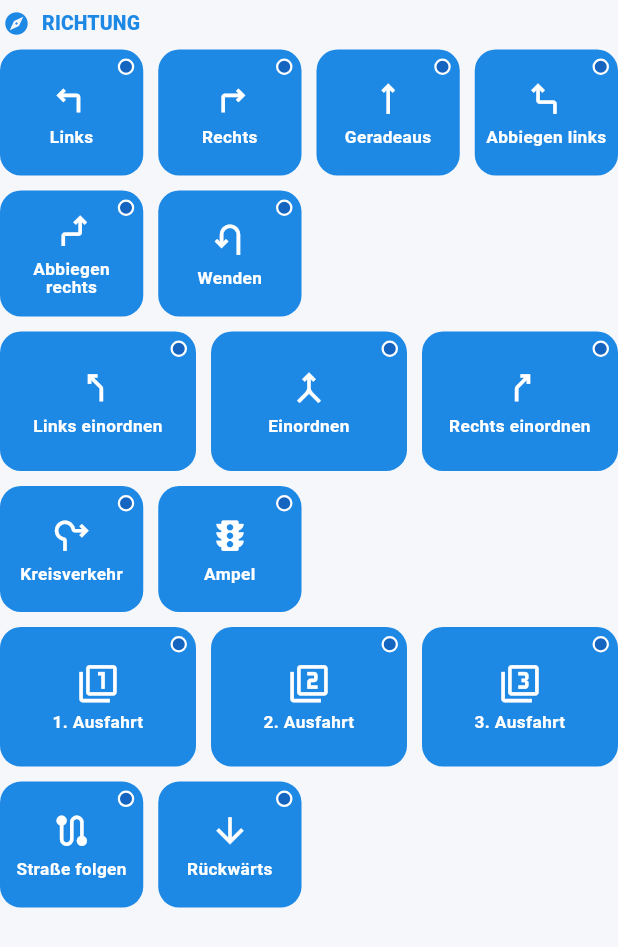
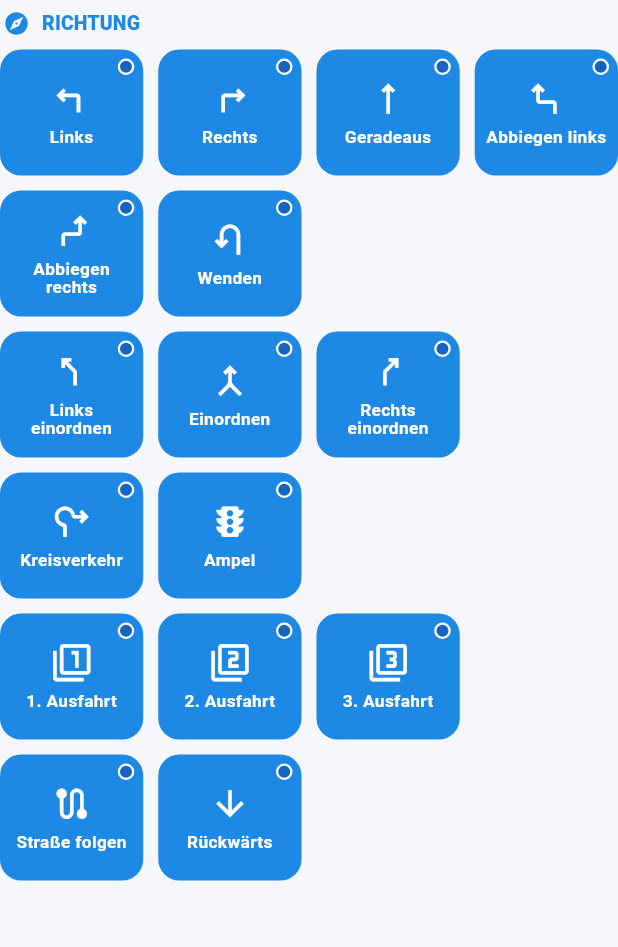
Before and after one commit to nineh90/fahrsignal, a Flutter app: the _CategorySection widget shown alone on an empty page, opened directly with empty values, on a phone screen of 412 x 824 dp. Shown: the top 947 px of the screen. Run offline on Flutter 3.47's test engine with Material 3 defaults, Android fonts, the phone set to English and light mode, and no system bars; our stand-ins replace flutter_riverpod, supabase_flutter, wakelock_plus; missing offline and left inert: dart:js_interop; accounts and stored records are empty; network calls fail.

Commit message:
Kachelgroesse angepasst

```diff
--- a/lib/ui/sender_grid.dart
+++ b/lib/ui/sender_grid.dart
@@ -1,3 +1,5 @@
+import 'dart:math' as math;
+
 import 'package:flutter/material.dart';
 import 'package:flutter_riverpod/flutter_riverpod.dart';
 import '../domain/command_catalog.dart';
@@ -254,6 +256,21 @@ class _RainbowStrip extends StatelessWidget implements PreferredSizeWidget {
   }
 }
 
+/// Kachelmaße – gelten für **jede** Kachel, egal ob im freien Raster oder in
+/// einer Gruppenzeile. Die Breite ist eine Obergrenze: das Raster füllt die
+/// Zeile, indem es die Kacheln bis auf diesen Wert wachsen lässt.
+const double _kTileMaxWidth = 118;
+const double _kTileHeight = 84;
+const double _kTileGap = 10;
+
+/// Spaltenzahl und daraus die Kachelbreite – dieselbe Rechnung wie in
+/// `SliverGridDelegateWithMaxCrossAxisExtent`, nur selbst gemacht, damit
+/// Gruppenzeilen exakt dasselbe Maß verwenden können.
+double _tileWidth(double available) {
+  final cols = (available / (_kTileMaxWidth + _kTileGap)).ceil().clamp(1, 999);
+  return (available - _kTileGap * (cols - 1)) / cols;
+}
+
 class _CategorySection extends StatelessWidget {
   final CommandCategory cat;
   final void Function(CommandDef) onTap;
@@ -262,6 +279,9 @@ class _CategorySection extends StatelessWidget {
   @override
   Widget build(BuildContext context) {
     final items = commandsInCategory(cat);
+    return LayoutBuilder(
+      builder: (context, c) {
+        final width = _tileWidth(c.maxWidth);
         return Column(
           crossAxisAlignment: CrossAxisAlignment.start,
           children: [
@@ -285,36 +305,46 @@ class _CategorySection extends StatelessWidget {
             ),
             for (final row in _rows(items)) ...[
               if (row.first.group.isEmpty)
-            GridView.builder(
-              shrinkWrap: true,
-              physics: const NeverScrollableScrollPhysics(),
-              gridDelegate: const SliverGridDelegateWithMaxCrossAxisExtent(
-                maxCrossAxisExtent: 118,
-                mainAxisExtent: 84,
-                crossAxisSpacing: 10,
-                mainAxisSpacing: 10,
+                Wrap(
+                  spacing: _kTileGap,
+                  runSpacing: _kTileGap,
+                  children: [
+                    for (final d in row)
+                      SizedBox(
+                        width: width,
+                        height: _kTileHeight,
+                        child: _CommandTile(def: d, onTap: onTap),
                       ),
-              itemCount: row.length,
-              itemBuilder: (_, i) => _CommandTile(def: row[i], onTap: onTap),
+                  ],
                 )
               else
-            // Feste Spaltenzahl = Gruppengröße: die Gruppe steht garantiert
-            // in einer Zeile, unabhängig von der Displaybreite.
-            GridView.count(
-              shrinkWrap: true,
-              physics: const NeverScrollableScrollPhysics(),
-              crossAxisCount: row.length,
-              mainAxisSpacing: 10,
-              crossAxisSpacing: 10,
-              childAspectRatio: 118 / 84,
+                // Die Gruppe steht garantiert in einer Zeile. Passt sie bei
+                // regulärer Kachelbreite nicht (schmales Handy), schrumpfen
+                // nur ihre Kacheln – wachsen dürfen sie nie, sonst hätte
+                // dieselbe Kachel auf dem iPad die dreifache Größe.
+                Row(
+                  mainAxisAlignment: MainAxisAlignment.start,
                   children: [
-                for (final d in row) _CommandTile(def: d, onTap: onTap),
+                    for (var i = 0; i < row.length; i++) ...[
+                      if (i > 0) const SizedBox(width: _kTileGap),
+                      SizedBox(
+                        width: math.min(
+                          width,
+                          (c.maxWidth - _kTileGap * (row.length - 1)) /
+                              row.length,
+                        ),
+                        height: _kTileHeight,
+                        child: _CommandTile(def: row[i], onTap: onTap),
+                      ),
+                    ],
                   ],
                 ),
-          const SizedBox(height: 10),
+              const SizedBox(height: _kTileGap),
             ],
             const SizedBox(height: 4),
           ],
+        );
+      },
     );
   }
 }
```
Also changed, not shown: 1 other file. Lines whose indentation alone changed are shown as unchanged.
